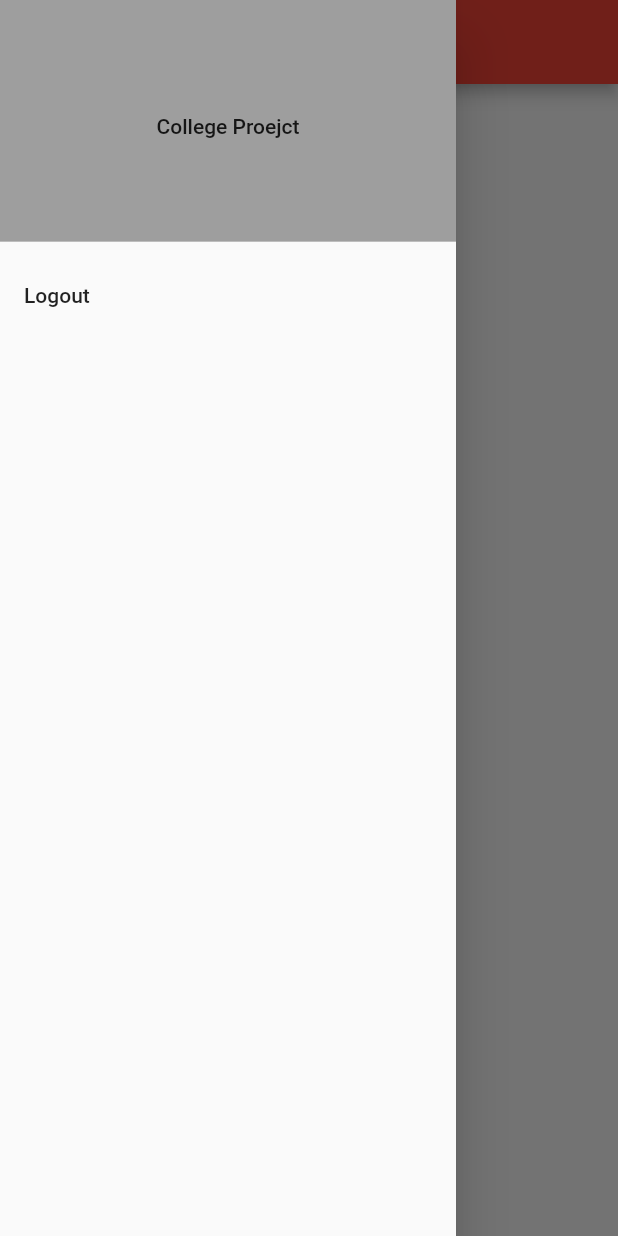
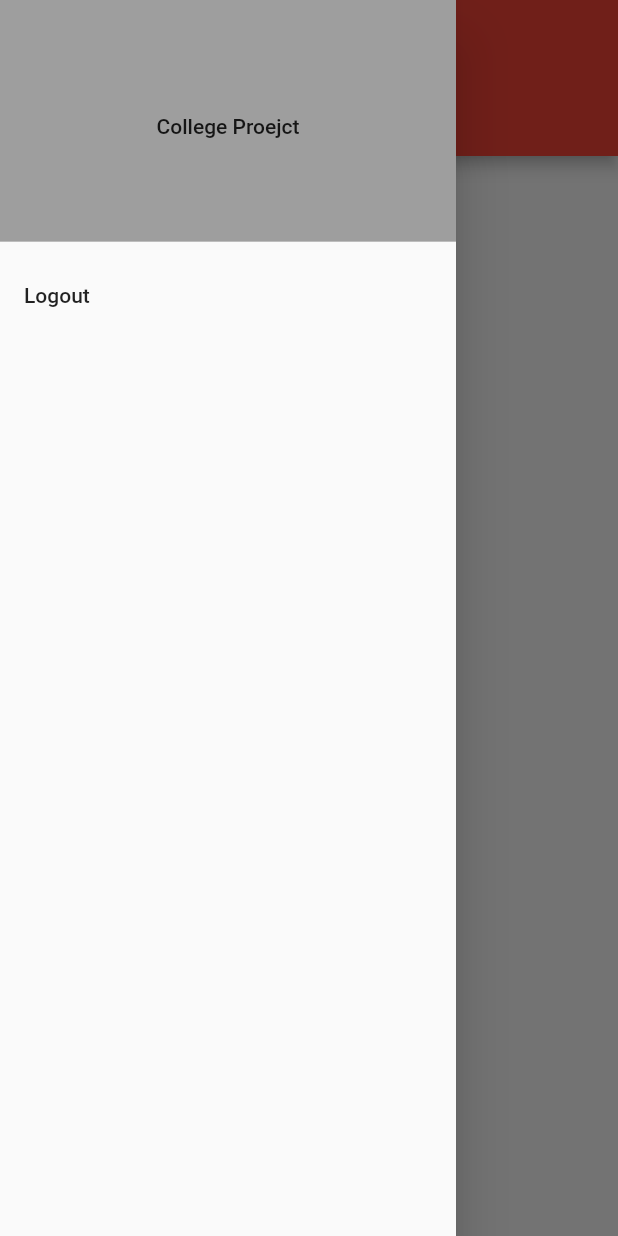
Before and after one commit to abhishekmirajkar/userNotifications, a Flutter app: the HomeScreen screen opened directly, with the side drawer open, on a phone screen of 412 x 824 dp. Run offline on Flutter 3.47's test engine with Material 2 defaults, Android fonts, the light colour scheme and no system bars; our stand-ins replace cloud_firestore, firebase_auth, firebase_core, firebase_messaging, flutter_local_notifications, fluttertoast; accounts and stored records are empty.

Commit message:
Receive Notifications

```diff
--- a/lib/model/message_model.dart
+++ b/lib/model/message_model.dart
@@ -14,6 +14,9 @@ class MessageModel {
     this.batchId,
     this.adminId,
     this.divId,
+    this.cateId,
+    this.date,
+    this.admin,
     this.messageData,
   });
 
@@ -21,6 +24,9 @@ class MessageModel {
   String batchId;
   String adminId;
   String divId;
+  String cateId;
+  String date;
+  String admin;
   String messageData;
 
   factory MessageModel.fromJson(Map<String, dynamic> json) => MessageModel(
@@ -28,6 +34,9 @@ class MessageModel {
     batchId: json["batchId"],
     adminId: json["adminId"],
     divId: json["divId"],
+    cateId: json["cateId"],
+    date: json["date"],
+    admin: json["admin"],
     messageData: json["messageData"],
   );
 
--- a/lib/screens/home_screen.dart
+++ b/lib/screens/home_screen.dart
@@ -21,6 +21,9 @@ class _HomeScreenState extends State<HomeScreen> {
   UserModel loggedInUser = UserModel();
   MessageModel messageModel = MessageModel();
   List<MessageModel> messages = [];
+  List cateData = [];
+  TabController _controller;
+
 
   @override
   void initState() {
@@ -34,6 +37,10 @@ class _HomeScreenState extends State<HomeScreen> {
       setState(() {});
     });
 
+    FirebaseFirestore.instance.collection('category').get().then((value) {
+      for (int i = 0; i < value.docs.length; i++) {
+        cateData.add(value.docs[i].data());
+      }
       FirebaseFirestore.instance
           .collection('messages')
           .where("batchId", isEqualTo: loggedInUser.batchId)
@@ -47,33 +54,52 @@ class _HomeScreenState extends State<HomeScreen> {
         }
         setState(() {});
       });
+    });
+
   }
 
   @override
   Widget build(BuildContext context) {
-    return Scaffold(
+    // List<String> categories = ["a", "b", "c", "d", "e", "f", "g", "h"];
+
+    return DefaultTabController(
+        length: cateData.length,
+        child: new Scaffold(
             drawer: drawer(),
-      appBar: AppBar(
+
+            appBar: new AppBar(
               title: const Text("Welcome"),
               centerTitle: true,
+              bottom: new TabBar(
+                isScrollable: true,
+                tabs: List<Widget>.generate(cateData.length, (int index) {
+                  return new Tab(icon: Icon(Icons.directions_car),
+                      text: "${cateData[index]['cateName']}");
+                }),
+
               ),
-      body: Center(
-        child: Padding(
-          padding: EdgeInsets.all(20),
-          child: ListView.builder(
+            ),
+
+            body: new TabBarView(
+              children: List<Widget>.generate(
+                  cateData.length, (int index) {
+                return new Column(children:[
+                  ListView.builder(
+                    shrinkWrap: true,
                     itemCount: messages.length,
                     itemBuilder: (context, i) {
-              return messages.isEmpty
-                  ? Center(
-                      child: Text("You don't have any messages"),
+                      return messages[i].cateId == cateData[index]['cateId'] ? Column(
+                        children: [
+                          Text(messages[i].messageData),
+                          Text(messages[i].date),
+                          Text(messages[i].adminId),
+                        ],
+                      ): Container();
+                    },
                   )
-                  : Container(
-                      child: Text(messages[i].messageData),
-                    );
-            },
-          ),
-        ),
-      ),
-    );
+                ]);
+              }),
+            )
+        ));
   }
 }
```
Also changed, not shown: lib/screens/login_screen.dart (+89 -1 lines), pubspec.lock, 2 other files. Lines whose indentation alone changed are shown as unchanged.
